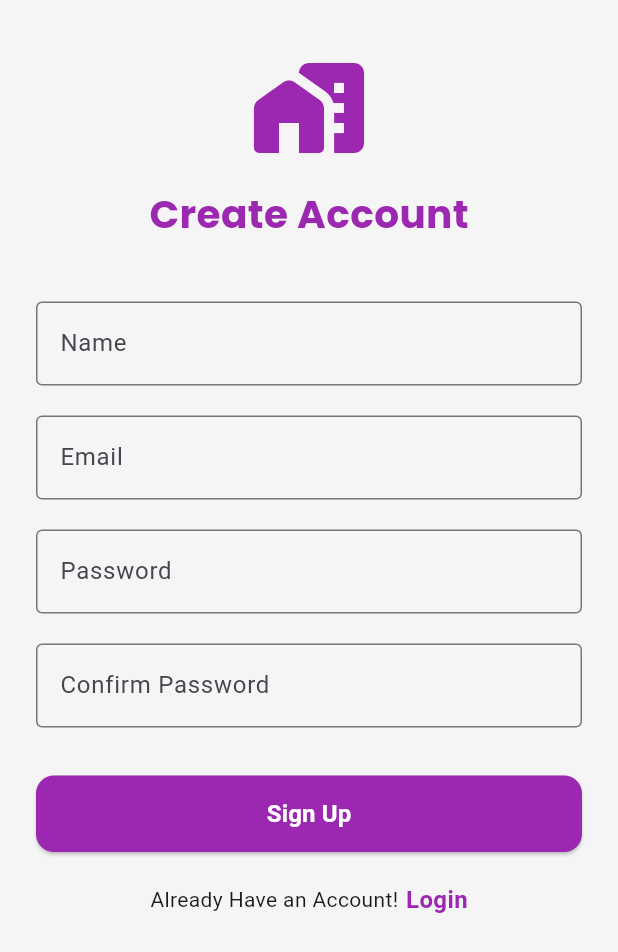
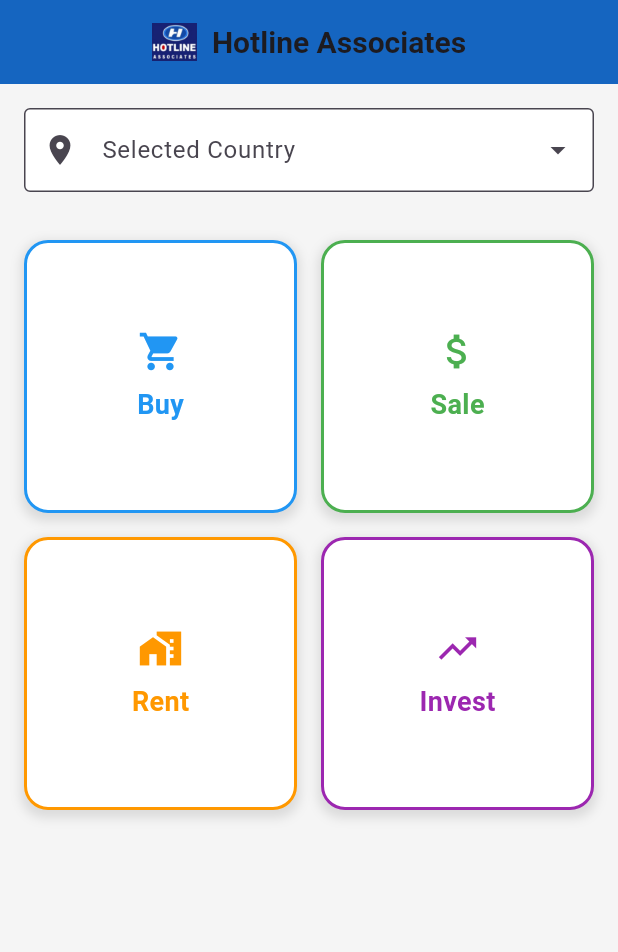
Before and after one commit to adnan098765/houserental, a Flutter app: the screen it shows after launch, on a phone screen of 412 x 824 dp. Shown: the top 952 px of the screen. Run offline on Flutter 3.47's test engine with Material 3 defaults, Android fonts, the phone set to English and light mode, and no system bars; our stand-ins replace country_picker, get, google_fonts, image_picker; missing offline and left inert: curved_labeled_gradient_navigation_bar.

Commit message:
Added new features or updates

```diff
--- /dev/null
+++ b/lib/Country/country_screen.dart
@@ -0,0 +1,212 @@
+import 'package:country_picker/country_picker.dart';
+import 'package:flutter/material.dart';
+import 'package:flutter_localizations/flutter_localizations.dart';
+import 'package:get/get.dart';
+import 'package:get/get_core/src/get_main.dart';
+import 'package:zillow_rental/Country/buy_screen.dart';
+import 'package:zillow_rental/Country/sale_screen.dart';
+
+class CountryScreen extends StatefulWidget {
+  CountryScreen({Key? key}) : super(key: key);
+
+  @override
+  State<CountryScreen> createState() => _CountryScreenState();
+}
+
+class _CountryScreenState extends State<CountryScreen> {
+  Country? _selectedCountry;
+  final TextEditingController _countryController = TextEditingController();
+
+  @override
+  void dispose() {
+    _countryController.dispose();
+    super.dispose();
+  }
+
+  @override
+  Widget build(BuildContext context) {
+    return Scaffold(
+      backgroundColor: Colors.grey[100],
+      appBar: AppBar(
+        title: Row(
+          mainAxisAlignment: MainAxisAlignment.center,
+          children: [
+            Image.asset(
+              'assets/images/img.png',
+              height: 30,
+              width: 30,
+              fit: BoxFit.contain,
+            ),
+            SizedBox(width: 10),
+            Text(
+              'Hotline Associates',
+              style: TextStyle(
+                fontSize: 20,
+                fontWeight: FontWeight.bold,
+              ),
+            ),
+          ],
+        ),
+        centerTitle: true,
+        elevation: 0,
+        backgroundColor: Colors.blue[800],
+      ),
+      body: Column(
+        children: [
+          // Country Picker Field
+          Padding(
+            padding: const EdgeInsets.all(16.0),
+            child: TextFormField(
+              controller: _countryController,
+              readOnly: true,
+              decoration: InputDecoration(
+                labelText: 'Selected Country',
+                border: OutlineInputBorder(),
+                suffixIcon: IconButton(
+                  icon: Icon(Icons.arrow_drop_down),
+                  onPressed: () {
+                    _showCountryPicker(context);
+                  },
+                ),
+                prefixIcon: Icon(Icons.location_on),
+                filled: true,
+                fillColor: Colors.white,
+              ),
+              onTap: () {
+                _showCountryPicker(context);
+              },
+            ),
+          ),
+
+          // Four Containers Grid
+          Expanded(
+            child: Padding(
+              padding: const EdgeInsets.all(16.0),
+              child: GridView.count(
+                crossAxisCount: 2,
+                mainAxisSpacing: 16,
+                crossAxisSpacing: 16,
+                children: [
+                  // Buy Container
+                  InkWell(
+                    onTap: (){
+                      Get.to(BuyPropertiesScreen());
+                    },
+                    child: _buildActionContainer(
+                      context: context,
+                      title: 'Buy',
+                      color: Colors.blue,
+                      icon: Icons.shopping_cart,
+                    ),
+                  ),
+
+                  // Sale Container
+                  InkWell(
+                    onTap: (){
+                      Get.to(SalePropertiesScreen());
+                    },
+                    child: _buildActionContainer(
+                      context: context,
+                      title: 'Sale',
+                      color: Colors.green,
+                      icon: Icons.attach_money,
+                    ),
+                  ),
+
+                  // Rent Container
+                  _buildActionContainer(
+                    context: context,
+                    title: 'Rent',
+                    color: Colors.orange,
+                    icon: Icons.home_work,
+                  ),
+
+                  // Invest Container
+                  _buildActionContainer(
+                    context: context,
+                    title: 'Invest',
+                    color: Colors.purple,
+                    icon: Icons.trending_up,
+                  ),
+                ],
+              ),
+            ),
+          ),
+        ],
+      ),
+    );
+  }
+
+  void _showCountryPicker(BuildContext context) {
+    showCountryPicker(
+      context: context,
+      exclude: <String>['KN', 'MF'],
+      favorite: <String>['Pak'],
+      showPhoneCode: true,
+      onSelect: (Country country) {
+        setState(() {
+          _selectedCountry = country;
+          _countryController.text = "${country.flagEmoji} ${country.name} (${country.phoneCode})";
+        });
+      },
+      countryListTheme: CountryListThemeData(
+        borderRadius: BorderRadius.only(
+          topLeft: Radius.circular(40.0),
+          topRight: Radius.circular(40.0),
+        ),
+        inputDecoration: InputDecoration(
+          labelText: 'Search',
+          hintText: 'Start typing to search',
+          prefixIcon: const Icon(Icons.search),
+          border: OutlineInputBorder(
+            borderSide: BorderSide(
+              color: const Color(0xFF8C98A8).withOpacity(0.2),
+            ),
+          ),
+        ),
+        searchTextStyle: TextStyle(
+          color: Colors.blue,
+          fontSize: 18,
+        ),
+      ),
+    );
+  }
+
+  Widget _buildActionContainer({
+    required BuildContext context,
+    required String title,
+    required Color color,
+    required IconData icon,
+  }) {
+    return Container(
+      decoration: BoxDecoration(
+        color: Colors.white, // Changed to white background
+        borderRadius: BorderRadius.circular(16),
+        border: Border.all(color: color, width: 2),
+        boxShadow: [
+          BoxShadow(
+            color: Colors.grey.withOpacity(0.3),
+            spreadRadius: 2,
+            blurRadius: 5,
+            offset: Offset(0, 3),
+          ),
+        ],
+      ),
+      child: Column(
+        mainAxisAlignment: MainAxisAlignment.center,
+        children: [
+          Icon(icon, size: 30, color: color), // Reduced icon size from 40 to 30
+          SizedBox(height: 8),
+          Text(
+            title,
+            style: TextStyle(
+              fontSize: 18, // Reduced text size from 24 to 18
+              fontWeight: FontWeight.bold,
+              color: color,
+            ),
+          ),
+        ],
+      ),
+    );
+  }
+}
--- a/lib/main.dart
+++ b/lib/main.dart
@@ -3,6 +3,7 @@ import 'package:get/get_navigation/src/root/get_material_app.dart';
 import 'package:get/get.dart';
 import 'Auth/login_screen.dart';
 import 'Auth/signup_screen.dart';
+import 'Country/country_screen.dart';
 import 'SplashScreen/splash_screen.dart';
 import 'bottom_nav_screen.dart';
 
@@ -22,7 +23,7 @@ class MyApp extends StatelessWidget {
         primarySwatch: Colors.blue,
         visualDensity: VisualDensity.adaptivePlatformDensity,
       ),
-      home:  SplashScreen(),
+      home:  CountryScreen(),
     );
   }
 }
--- a/pubspec.yaml
+++ b/pubspec.yaml
@@ -38,6 +38,8 @@ dependencies:
   get: ^4.7.2
   image_picker: ^1.1.2
   google_fonts:
+  country_picker: ^2.0.27
+  flutter_localization: ^0.3.2
   curved_labeled_gradient_navigation_bar: ^2.0.13
 
 
```
Also changed, not shown: lib/Country/buy_screen.dart (added, +205 -0 lines), lib/Country/sale_screen.dart (added, +256 -0 lines), assets/images/img.png (added), pubspec.lock, 6 other files.
